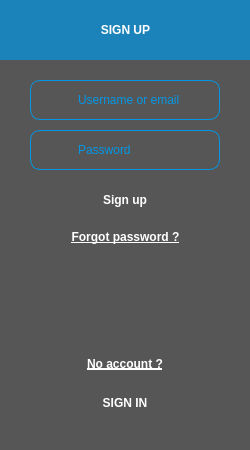
Qt form connection.ui (mistrale/everywhere) before a commit.
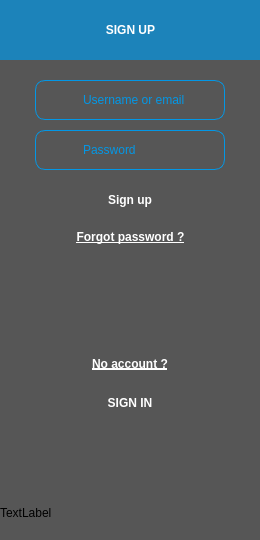
The same form after that commit. Icons and pictures are not drawn.

Commit message: ring bar connection registration

```diff
--- a/connection.ui
+++ b/connection.ui
@@ -6,8 +6,8 @@
    <rect>
     <x>0</x>
     <y>0</y>
-    <width>250</width>
-    <height>450</height>
+    <width>260</width>
+    <height>540</height>
    </rect>
   </property>
   <property name="windowTitle">
@@ -21,8 +21,8 @@
     <rect>
      <x>0</x>
      <y>0</y>
-     <width>250</width>
-     <height>450</height>
+     <width>261</width>
+     <height>541</height>
     </rect>
    </property>
    <property name="styleSheet">
@@ -33,8 +33,8 @@
      <rect>
       <x>0</x>
       <y>0</y>
-      <width>251</width>
-      <height>453</height>
+      <width>261</width>
+      <height>563</height>
      </rect>
     </property>
     <layout class="QVBoxLayout" name="verticalLayout">
@@ -291,6 +291,41 @@
        </property>
       </widget>
      </item>
+     <item alignment="Qt::AlignHCenter">
+      <widget class="QLabel" name="ring">
+       <property name="minimumSize">
+        <size>
+         <width>50</width>
+         <height>50</height>
+        </size>
+       </property>
+       <property name="maximumSize">
+        <size>
+         <width>50</width>
+         <height>50</height>
+        </size>
+       </property>
+       <property name="styleSheet">
+        <string notr="true">background:transparent;</string>
+       </property>
+       <property name="text">
+        <string/>
+       </property>
+      </widget>
+     </item>
+     <item>
+      <widget class="QLabel" name="warning">
+       <property name="minimumSize">
+        <size>
+         <width>0</width>
+         <height>40</height>
+        </size>
+       </property>
+       <property name="text">
+        <string>TextLabel</string>
+       </property>
+      </widget>
+     </item>
     </layout>
    </widget>
   </widget>
```
The commit also changes 8 other files.
